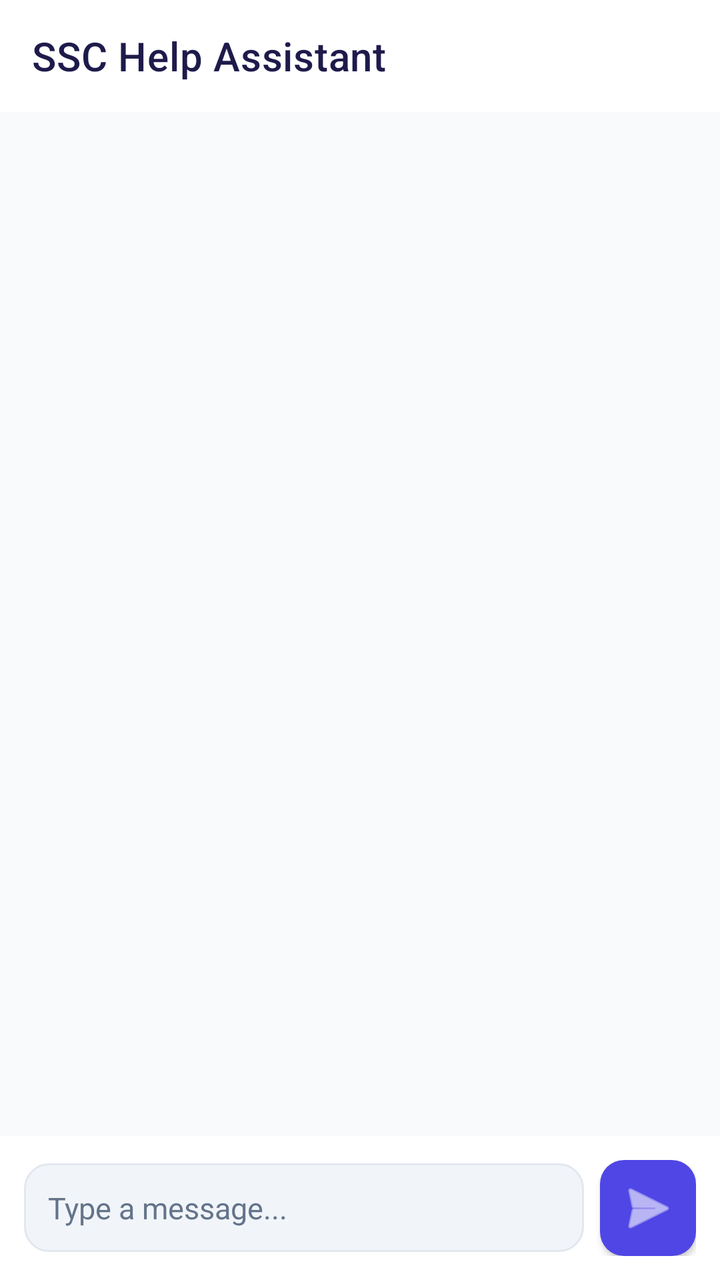
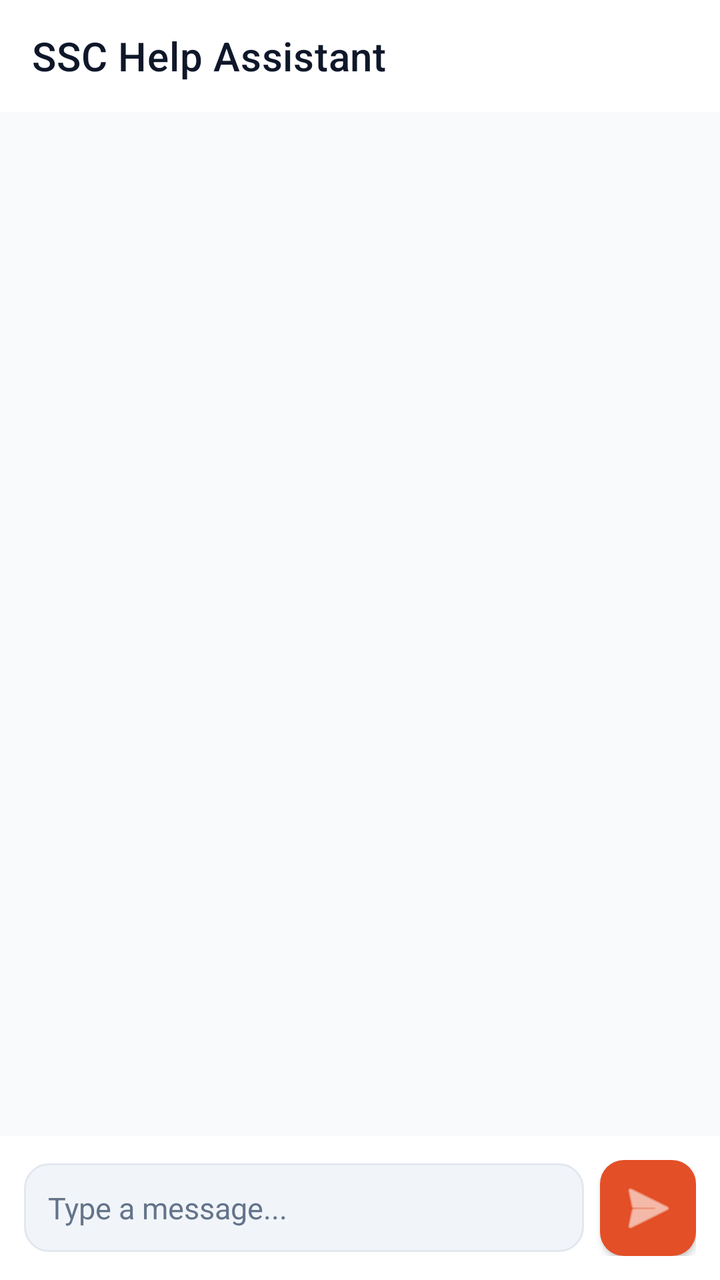

An Android layout rendered at two revisions. The XML below is the earlier revision; the diff shows what the commit changed to produce the second picture.
<!-- AndroidManifest.xml: activity theme Theme.SSCStudentApp.NoActionBar -->
<!-- res/layout/activity_chatbot.xml -->
<?xml version="1.0" encoding="utf-8"?>
<androidx.constraintlayout.widget.ConstraintLayout 
    xmlns:android="http://schemas.android.com/apk/res/android"
    xmlns:app="http://schemas.android.com/apk/res-auto"
    android:layout_width="match_parent"
    android:layout_height="match_parent"
    android:background="@color/slate_50">

    <com.google.android.material.appbar.AppBarLayout
        android:id="@+id/appBarLayout"
        android:layout_width="match_parent"
        android:layout_height="wrap_content"
        android:theme="@style/ThemeOverlay.MaterialComponents.ActionBar"
        app:layout_constraintTop_toTopOf="parent">

        <androidx.appcompat.widget.Toolbar
            android:id="@+id/toolbar"
            android:layout_width="match_parent"
            android:layout_height="?attr/actionBarSize"
            android:background="@color/white"
            app:title="SSC Help Assistant"
            app:titleTextColor="@color/navy_900"
            app:popupTheme="@style/ThemeOverlay.MaterialComponents.Light" />

    </com.google.android.material.appbar.AppBarLayout>

    <androidx.recyclerview.widget.RecyclerView
        android:id="@+id/recyclerViewMessages"
        android:layout_width="match_parent"
        android:layout_height="0dp"
        android:padding="16dp"
        android:clipToPadding="false"
        app:layout_constraintTop_toBottomOf="@id/appBarLayout"
        app:layout_constraintBottom_toTopOf="@id/inputArea" />

    <LinearLayout
        android:id="@+id/inputArea"
        android:layout_width="match_parent"
        android:layout_height="wrap_content"
        android:orientation="horizontal"
        android:background="@color/white"
        android:padding="12dp"
        android:gravity="center_vertical"
        app:layout_constraintBottom_toBottomOf="parent">

        <EditText
            android:id="@+id/editTextMessage"
            android:layout_width="0dp"
            android:layout_height="wrap_content"
            android:layout_weight="1"
            android:background="@drawable/bg_chat_input"
            android:hint="Type a message..."
            android:textColor="@color/slate_800"
            android:textColorHint="@color/slate_500"
            android:padding="12dp"
            android:maxLines="4"
            android:inputType="textCapSentences|textMultiLine"
            android:textSize="15sp" />

        <com.google.android.material.button.MaterialButton
            android:id="@+id/buttonSend"
            android:layout_width="48dp"
            android:layout_height="48dp"
            android:layout_marginStart="8dp"
            android:insetLeft="0dp"
            android:insetTop="0dp"
            android:insetRight="0dp"
            android:insetBottom="0dp"
            app:icon="@android:drawable/ic_menu_send"
            app:iconGravity="textStart"
            app:iconPadding="0dp"
            app:iconTint="@color/white"
            app:backgroundTint="@color/indigo_600"
            app:cornerRadius="12dp" />

    </LinearLayout>

</androidx.constraintlayout.widget.ConstraintLayout>
<!-- resources referenced by this layout -->
<resources>
  <color name="indigo_600">#4F46E5</color>
  <color name="navy_900">#1E1B4B</color>
  <color name="slate_50">#F8FAFC</color>
  <color name="slate_500">#64748B</color>
  <color name="slate_800">#1E293B</color>
  <color name="white">#FFFFFFFF</color>
  <!-- drawable bg_chat_input (drawable) -->
  <?xml version="1.0" encoding="utf-8"?>
  <shape xmlns:android="http://schemas.android.com/apk/res/android">
      <solid android:color="#F1F5F9" />
      <corners android:radius="12dp" />
      <stroke
          android:width="1dp"
          android:color="#E2E8F0" />
  </shape>
  <style name="Theme.SSCStudentApp.NoActionBar" parent="Theme.MaterialComponents.DayNight.NoActionBar">
          <item name="colorPrimary">@color/indigo_600</item>
          <item name="colorPrimaryVariant">@color/indigo_700</item>
          <item name="colorOnPrimary">@color/white</item>
          <item name="android:statusBarColor">@color/indigo_600</item>
      </style>
  <color name="indigo_700">#4338CA</color>
</resources>

<!-- the commit's change to res/layout/activity_chatbot.xml (unified diff, before → after) -->
@@ -19,7 +19,7 @@
             android:layout_height="?attr/actionBarSize"
             android:background="@color/white"
             app:title="SSC Help Assistant"
-            app:titleTextColor="@color/navy_900"
+            app:titleTextColor="@color/brand_ink"
             app:popupTheme="@style/ThemeOverlay.MaterialComponents.Light" />
 
     </com.google.android.material.appbar.AppBarLayout>
@@ -70,7 +70,7 @@
             app:iconGravity="textStart"
             app:iconPadding="0dp"
             app:iconTint="@color/white"
-            app:backgroundTint="@color/indigo_600"
+            app:backgroundTint="@color/brand_600"
             app:cornerRadius="12dp" />
 
     </LinearLayout>
<!-- resource entries referenced after the edit -->
@@ -1,7 +1,7 @@
 <!-- resources referenced by this layout -->
 <resources>
-  <color name="indigo_600">#4F46E5</color>
-  <color name="navy_900">#1E1B4B</color>
+  <color name="brand_600">#E34F26</color>
+  <color name="brand_ink">#0F172A</color>
   <color name="slate_50">#F8FAFC</color>
   <color name="slate_500">#64748B</color>
   <color name="slate_800">#1E293B</color>
@@ -16,11 +16,11 @@
           android:color="#E2E8F0" />
   </shape>
   <style name="Theme.SSCStudentApp.NoActionBar" parent="Theme.MaterialComponents.DayNight.NoActionBar">
-          <item name="colorPrimary">@color/indigo_600</item>
-          <item name="colorPrimaryVariant">@color/indigo_700</item>
+          <item name="colorPrimary">@color/brand_600</item>
+          <item name="colorPrimaryVariant">@color/brand_700</item>
           <item name="colorOnPrimary">@color/white</item>
-          <item name="android:statusBarColor">@color/indigo_600</item>
+          <item name="android:statusBarColor">@color/brand_600</item>
       </style>
-  <color name="indigo_700">#4338CA</color>
+  <color name="brand_700">#D13F19</color>
 </resources>
 
